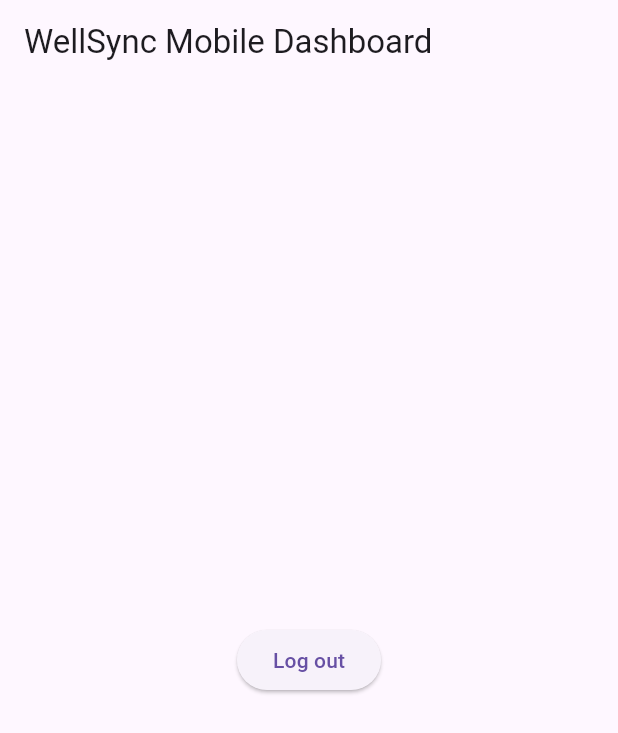
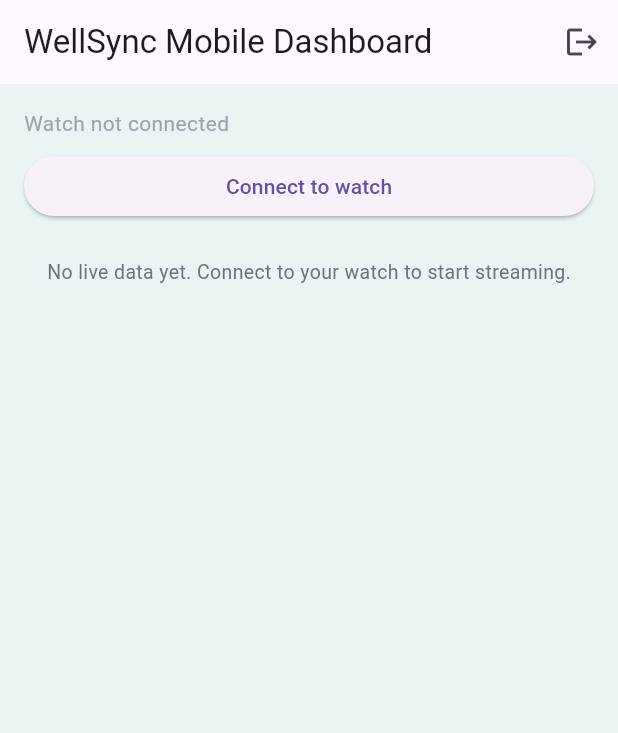
Before and after one commit to adrdeatcu/WellSync_mobile, a Flutter app: the MobileDashboardPage screen opened directly, on a phone screen of 412 x 824 dp. Shown: the top 733 px of the screen. Run offline on Flutter 3.47's test engine with Material 3 defaults, Android fonts, the phone set to English and light mode, and no system bars; our stand-ins replace flutter_blue_plus, permission_handler, supabase_flutter; accounts and stored records are empty.

Commit message:
feat: add mobile dashboard page with connecting device option, search for device with bluetooth integration

```diff
--- /dev/null
+++ b/lib/config.dart
@@ -0,0 +1,6 @@
+// lib/config.dart
+class AppConfig {
+  // In dev, match your Node backend (same as React's backendUrl)
+  static const String backendBaseUrl = 'http://localhost:4000';
+  // When you deploy, change this to your server URL
+}
--- a/lib/login_page.dart
+++ b/lib/login_page.dart
@@ -1,5 +1,8 @@
+// lib/login_page.dart
 import 'package:flutter/material.dart';
 import 'package:supabase_flutter/supabase_flutter.dart';
+
+import 'mobile_dashboard_page.dart';
 
 enum AuthMode { login, register }
 
@@ -404,26 +407,3 @@ InputDecoration _wellSyncInputDecoration({required String hintText}) {
     ),
   );
 }
-
-class MobileDashboardPage extends StatelessWidget {
-  const MobileDashboardPage({super.key});
-
-  @override
-  Widget build(BuildContext context) {
-    return Scaffold(
-      appBar: AppBar(title: const Text('WellSync Mobile Dashboard')),
-      body: Center(
-        child: ElevatedButton(
-          onPressed: () async {
-            await Supabase.instance.client.auth.signOut();
-            if (!context.mounted) return;
-            Navigator.of(context).pushReplacement(
-              MaterialPageRoute(builder: (_) => const MobileLoginPage()),
-            );
-          },
-          child: const Text('Log out'),
-        ),
-      ),
-    );
-  }
-}
--- /dev/null
+++ b/lib/mobile_dashboard_page.dart
@@ -0,0 +1,226 @@
+// lib/mobile_dashboard_page.dart
+import 'dart:async';
+
+import 'package:flutter/material.dart';
+import 'package:supabase_flutter/supabase_flutter.dart';
+
+import 'ble_measurement_service.dart';
+import 'models/measurement_models.dart';
+import 'login_page.dart';
+
+class MobileDashboardPage extends StatefulWidget {
+  const MobileDashboardPage({super.key});
+
+  @override
+  State<MobileDashboardPage> createState() => _MobileDashboardPageState();
+}
+
+class _MobileDashboardPageState extends State<MobileDashboardPage> {
+  final _bleService = BleMeasurementService();
+  MeasurementSample? _latestSample;
+  StreamSubscription<MeasurementSample>? _sampleSub;
+
+  @override
+  void initState() {
+    super.initState();
+    _sampleSub = _bleService.samplesStream.listen((sample) {
+      setState(() {
+        _latestSample = sample;
+      });
+    });
+  }
+
+  @override
+  void dispose() {
+    _sampleSub?.cancel();
+    _bleService.dispose();
+    super.dispose();
+  }
+
+  Future<void> _handleLogout() async {
+    await Supabase.instance.client.auth.signOut();
+    if (!mounted) return;
+    Navigator.of(context).pushReplacement(
+      MaterialPageRoute(builder: (_) => const MobileLoginPage()),
+    );
+  }
+
+  Widget _buildStatTile(String label, String value) {
+    return Container(
+      padding: const EdgeInsets.all(12),
+      decoration: BoxDecoration(
+        color: Colors.white,
+        borderRadius: BorderRadius.circular(12),
+        border: Border.all(color: const Color(0xFFD8E9E6)),
+        boxShadow: const [
+          BoxShadow(
+            color: Color.fromRGBO(31, 95, 99, 0.12),
+            blurRadius: 16,
+            offset: Offset(0, 8),
+            spreadRadius: -6,
+          ),
+        ],
+      ),
+      child: Column(
+        crossAxisAlignment: CrossAxisAlignment.start,
+        children: [
+          Text(
+            label,
+            style: const TextStyle(
+              fontSize: 13,
+              color: Color(0xFF5D7B79),
+            ),
+          ),
+          const SizedBox(height: 4),
+          Text(
+            value,
+            style: const TextStyle(
+              fontSize: 18,
+              fontWeight: FontWeight.w600,
+              color: Color(0xFF1F3B3A),
+            ),
+          ),
+        ],
+      ),
+    );
+  }
+
+  @override
+  Widget build(BuildContext context) {
+    final sample = _latestSample;
+
+    return Scaffold(
+      appBar: AppBar(
+        title: const Text('WellSync Mobile Dashboard'),
+        actions: [
+          IconButton(
+            icon: const Icon(Icons.logout),
+            onPressed: _handleLogout,
+          ),
+        ],
+      ),
+      body: Container(
+        width: double.infinity,
+        color: const Color(0xFFEAF5F3),
+        padding: const EdgeInsets.all(16),
+        child: Column(
+          children: [
+            // BLE status + connect button
+            ValueListenableBuilder<bool>(
+              valueListenable: _bleService.isConnected,
+              builder: (context, connected, _) {
+                return Column(
+                  crossAxisAlignment: CrossAxisAlignment.start,
+                  children: [
+                    Text(
+                      connected ? 'Watch connected' : 'Watch not connected',
+                      style: TextStyle(
+                        fontSize: 14,
+                        color: connected
+                            ? const Color(0xFF1F5F63)
+                            : const Color(0xFF9CA3AF),
+                      ),
+                    ),
+                    const SizedBox(height: 8),
+                    SizedBox(
+                      width: double.infinity,
+                      child: ElevatedButton(
+                        onPressed: () {
+                          if (!connected) {
+                            _bleService.connectAndListen();
+                          } else {
+                            _bleService.disconnect();
+                          }
+                        },
+                        child: Text(
+                          connected ? 'Disconnect watch' : 'Connect to watch',
+                        ),
+                      ),
+                    ),
+                    const SizedBox(height: 8),
+                    ValueListenableBuilder<String?>(
+                      valueListenable: _bleService.statusMessage,
+                      builder: (context, msg, _) {
+                        if (msg == null || msg.isEmpty) {
+                          return const SizedBox.shrink();
+                        }
+
+                        return Text(
+                          msg,
+                          style: const TextStyle(
+                            fontSize: 12,
+                            color: Color(0xFF6B7280),
+                          ),
+                        );
+                      },
+                    ),
+                  ],
+                );
+              },
+            ),
+            const SizedBox(height: 16),
+
+            if (sample == null)
+              const Text(
+                'No live data yet. Connect to your watch to start streaming.',
+                style: TextStyle(fontSize: 13, color: Color(0xFF6B7280)),
+              )
+            else
+              Expanded(
+                child: ListView(
+                  children: [
+                    Text(
+                      'Latest sample at ${sample.timestamp.toLocal()}',
+                      style: const TextStyle(
+                        fontSize: 13,
+                        color: Color(0xFF374151),
+                      ),
+                    ),
+                    const SizedBox(height: 12),
+                    GridView.count(
+                      shrinkWrap: true,
+                      physics: const NeverScrollableScrollPhysics(),
+                      crossAxisCount: 2,
+                      mainAxisSpacing: 12,
+                      crossAxisSpacing: 12,
+                      childAspectRatio: 1.8,
+                      children: [
+                        _buildStatTile(
+                          'Steps today',
+                          sample.stepsTotalToday.toString(),
+                        ),
+                        _buildStatTile(
+                          'Heart rate',
+                          '${sample.heartRateBpm.toStringAsFixed(1)} bpm',
+                        ),
+                        _buildStatTile(
+                          'SpO₂',
+                          '${sample.spo2.toStringAsFixed(1)} %',
+                        ),
+                        _buildStatTile(
+                          'Air quality',
+                          sample.airQualityIndex.toStringAsFixed(1),
+                        ),
+                        _buildStatTile(
+                          'Temperature',
+                          '${sample.temperatureC.toStringAsFixed(1)} °C',
+                        ),
+                        _buildStatTile(
+                          'Humidity',
+                          '${sample.humidityPercent.toStringAsFixed(1)} %',
+                        ),
+                        _buildStatTile(
+                          'Pressure',
+                          '${sample.pressureHpa.toStringAsFixed(1)} hPa',
+                        ),
+                      ],
+                    ),
+                  ],
+                ),
+              ),
+          ],
+        ),
+      ),
+    );
+  }
+}
--- /dev/null
+++ b/lib/models/measurement_models.dart
@@ -0,0 +1,76 @@
+// lib/models/measurement_models.dart
+class MeasurementSample {
+  final DateTime timestamp;
+  final int stepsTotalToday;
+  final double heartRateBpm;
+  final double spo2;
+  final double airQualityIndex;
+  final double temperatureC;
+  final double humidityPercent;
+  final double pressureHpa;
+
+  MeasurementSample({
+    required this.timestamp,
+    required this.stepsTotalToday,
+    required this.heartRateBpm,
+    required this.spo2,
+    required this.airQualityIndex,
+    required this.temperatureC,
+    required this.humidityPercent,
+    required this.pressureHpa,
+  });
+
+  factory MeasurementSample.fromJson(Map<String, dynamic> json) {
+    final now = DateTime.now().toUtc();
+
+    return MeasurementSample(
+      timestamp: now, // we timestamp on phone; ignore timestamp_ms for now
+      stepsTotalToday: (json['steps_total_today'] as num).toInt(),
+      heartRateBpm: (json['heart_rate_bpm'] as num).toDouble(),
+      spo2: (json['spo2'] as num).toDouble(),
+      airQualityIndex: (json['air_quality_index'] as num).toDouble(),
+      temperatureC: (json['temperature_c'] as num).toDouble(),
+      humidityPercent: (json['humidity_percent'] as num).toDouble(),
+      pressureHpa: (json['pressure_hpa'] as num).toDouble(),
+    );
+  }
+}
+
+class PerMinuteMeasurement {
+  final DateTime timestampMinuteUtc;
+  final int stepsTotalToday;
+  final double? avgHeartRateBpm;
+  final double? minHeartRateBpm;
+  final double? maxHeartRateBpm;
+  final double? avgSpo2;
+  final double? avgAirQualityIndex;
+  final double? avgTemperatureC;
+  final double? avgHumidityPercent;
+  final double? avgPressureHpa;
+
+  PerMinuteMeasurement({
+    required this.timestampMinuteUtc,
+    required this.stepsTotalToday,
+    this.avgHeartRateBpm,
+    this.minHeartRateBpm,
+    this.maxHeartRateBpm,
+    this.avgSpo2,
+    this.avgAirQualityIndex,
+    this.avgTemperatureC,
+    this.avgHumidityPercent,
+    this.avgPressureHpa,
+  });
+
+  Map<String, dynamic> toJson() => {
+        'timestamp_minute_utc': timestampMinuteUtc.toUtc().toIso8601String(),
+        'steps_total_today': stepsTotalToday,
+        'avg_heart_rate_bpm': avgHeartRateBpm,
+        'min_heart_rate_bpm': minHeartRateBpm,
+        'max_heart_rate_bpm': maxHeartRateBpm,
+        'avg_spo2': avgSpo2,
+        'avg_air_quality_index': avgAirQualityIndex,
+        'avg_temperature_c': avgTemperatureC,
+        'avg_humidity_percent': avgHumidityPercent,
+        'avg_pressure_hpa': avgPressureHpa,
+      };
+}
--- a/pubspec.yaml
+++ b/pubspec.yaml
@@ -39,7 +39,11 @@ dependencies:
   supabase_flutter: ^2.0.0
 
   #Bluetooth
-  flutter_blue_plus: ^1.32.12
+  flutter_blue_plus: ^1.36.8
+
+  # Permissions
+  permission_handler: ^11.3.0
+
 
 dev_dependencies:
   flutter_test:
```
Also changed, not shown: lib/ble_measurement_service.dart (added, +201 -0 lines), lib/main.dart (+3 -7 lines), lib/per_minute_aggregator.dart (added), pubspec.lock, 5 other files.
